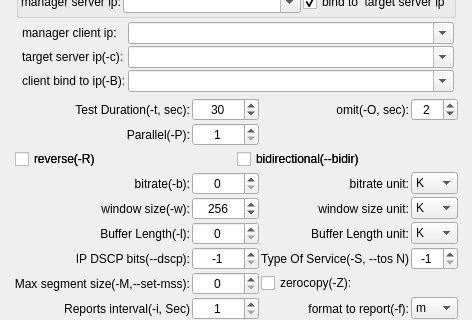
The window that qiperfc/src/dlgiperf.ui (coolshou/qiperf) describes before a commit, drawn with Qt 5; both pictures show x 0 to 472 and y 101 to 421 of the 472 by 591 pixel window.
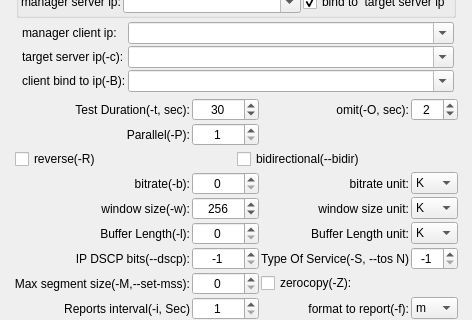
The same window after the commit. Icons and pictures are not drawn.

Commit message: remove duplicate item

```diff
--- a/qiperfc/src/dlgiperf.ui
+++ b/qiperfc/src/dlgiperf.ui
@@ -837,50 +837,6 @@
            </property>
           </widget>
          </item>
-         <item row="6" column="0" colspan="4">
-          <widget class="QWidget" name="widget_3" native="true">
-           <layout class="QHBoxLayout" name="horizontalLayout_2">
-            <property name="spacing">
-             <number>1</number>
-            </property>
-            <property name="leftMargin">
-             <number>1</number>
-            </property>
-            <property name="topMargin">
-             <number>1</number>
-            </property>
-            <property name="rightMargin">
-             <number>1</number>
-            </property>
-            <property name="bottomMargin">
-             <number>1</number>
-            </property>
-            <item>
-             <widget class="QCheckBox" name="chk_reverse">
-              <property name="toolTip">
-               <string>Server send data to client</string>
-              </property>
-              <property name="text">
-               <string>reverse(-R)</string>
-              </property>
-              <property name="tristate">
-               <bool>false</bool>
-              </property>
-             </widget>
-            </item>
-            <item>
-             <widget class="QCheckBox" name="chk_bidir">
-              <property name="text">
-               <string>bidirectional(--bidir)</string>
-              </property>
-              <property name="tristate">
-               <bool>false</bool>
-              </property>
-             </widget>
-            </item>
-           </layout>
-          </widget>
-         </item>
         </layout>
        </widget>
       </item>
```
Left out of the diff: 4 changed lines with no effect on the pictures.
